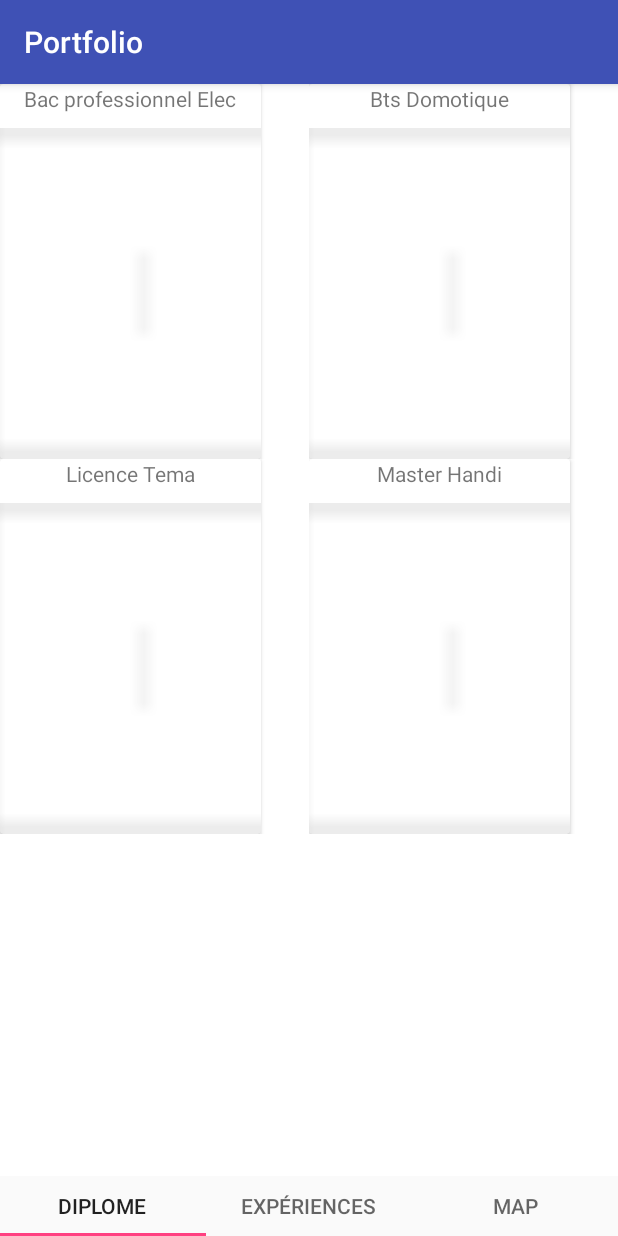
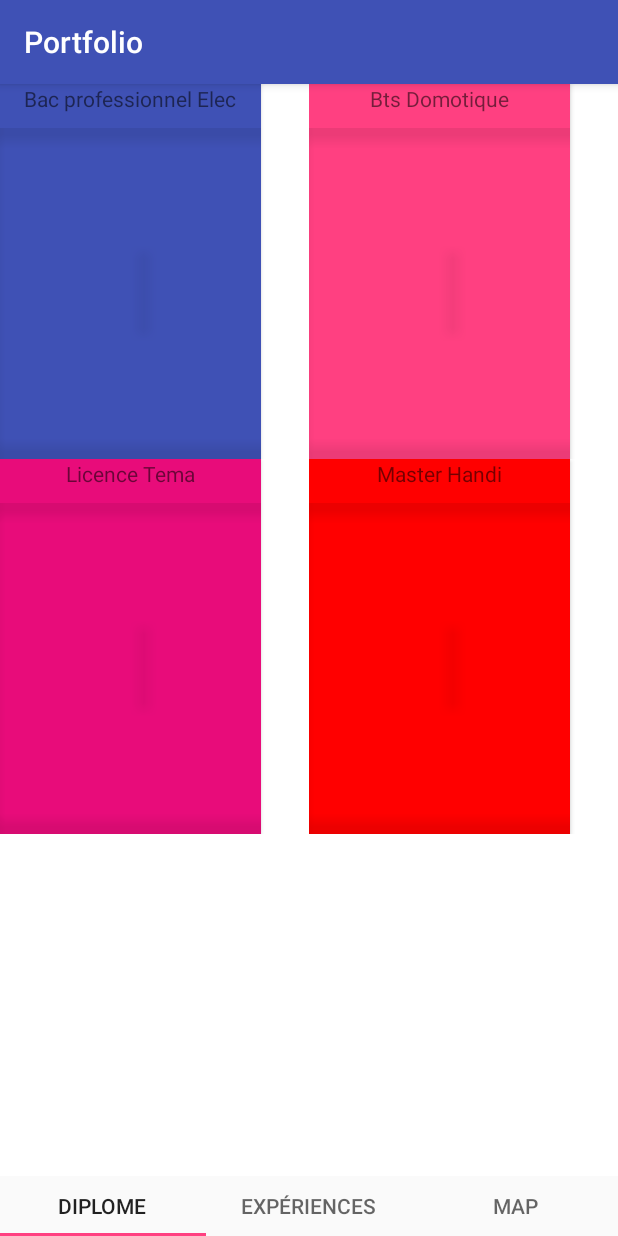
Before and after one commit to emilindadie/Portfolio2, an Android app: the DiplomaFragment screen opened directly, with no data from a screen before it, on a phone screen of 412 x 824 dp. Run offline under Robolectric (Android 15) with nearby library versions, the phone set to English and light mode, and no system bars; our stand-ins replace Dagger/Hilt's generated code; 1 statement that could not run was skipped.

Commit message:
diplomeFragement bgcolor

```diff
--- a/app/src/main/java/com/example/emilin/portfolio/adapter/DiplomeAdapter.kt
+++ b/app/src/main/java/com/example/emilin/portfolio/adapter/DiplomeAdapter.kt
@@ -1,6 +1,10 @@
+
 package com.example.emilin.portfolio.adapter
 
+import android.annotation.SuppressLint
 import android.content.Context
+import android.os.Build
+import android.support.annotation.RequiresApi
 import android.support.v7.widget.CardView
 import android.support.v7.widget.RecyclerView
 import android.view.LayoutInflater
@@ -12,6 +16,10 @@ import com.example.emilin.portfolio.R
 import com.example.emilin.portfolio.extension.loadUrl
 import com.example.emilin.portfolio.model.Diplome
 import java.util.ArrayList
+import android.content.res.TypedArray
+import android.graphics.Color
+import android.widget.Toast
+import com.example.emilin.portfolio.R.array.colorDiplome
 
 
 class DiplomeAdapter(val context: Context, val onItemClick: OnItemClick): RecyclerView.Adapter<DiplomeAdapter.ViewHolder>() {
@@ -31,19 +39,23 @@ class DiplomeAdapter(val context: Context, val onItemClick: OnItemClick): Recycl
         return diplomesList.size
     }
 
+    @RequiresApi(Build.VERSION_CODES.M)
+    @SuppressLint("ResourceType", "Recycle")
     override fun onBindViewHolder(holder: ViewHolder, position: Int) {
         mClickListener = onItemClick
         val currentDiplome = diplomesList[position]
         holder?.diplome_title?.text = currentDiplome.name
         holder?.diplome_image?.loadUrl(currentDiplome.picture_url)
 
+        val arrayOfStrings = context.getResources().getStringArray(R.array.colorDiplome) // one, two
+        holder?.diplome_card?.setBackgroundColor(Color.parseColor(arrayOfStrings[position]))
         holder?.itemView?.setOnClickListener{
             onItemClick.click(diplomesList[position], holder.adapterPosition)
         }
     }
 
     class ViewHolder(itemView: View?) : RecyclerView.ViewHolder(itemView) {
-        val diplomeCard = itemView?.findViewById<CardView>(R.id.diplome_card)
+        val diplome_card = itemView?.findViewById<CardView>(R.id.diplome_card)
         val diplome_image = itemView?.findViewById<ImageView>(R.id.diplome_item_image)
         val diplome_title = itemView?.findViewById<TextView>(R.id.diplome_item_title)
     }
--- a/app/src/main/res/values/colors.xml
+++ b/app/src/main/res/values/colors.xml
@@ -3,4 +3,11 @@
     <color name="colorPrimary">#3F51B5</color>
     <color name="colorPrimaryDark">#303F9F</color>
     <color name="colorAccent">#FF4081</color>
+    <string-array name="colorDiplome">
+        <item>#3F51B5</item>
+        <item>#FF4081</item>
+        <item>#E80C7A</item>
+        <item>#FF0000</item>
+        <item>#FF530D</item>
+    </string-array>
 </resources>
```
